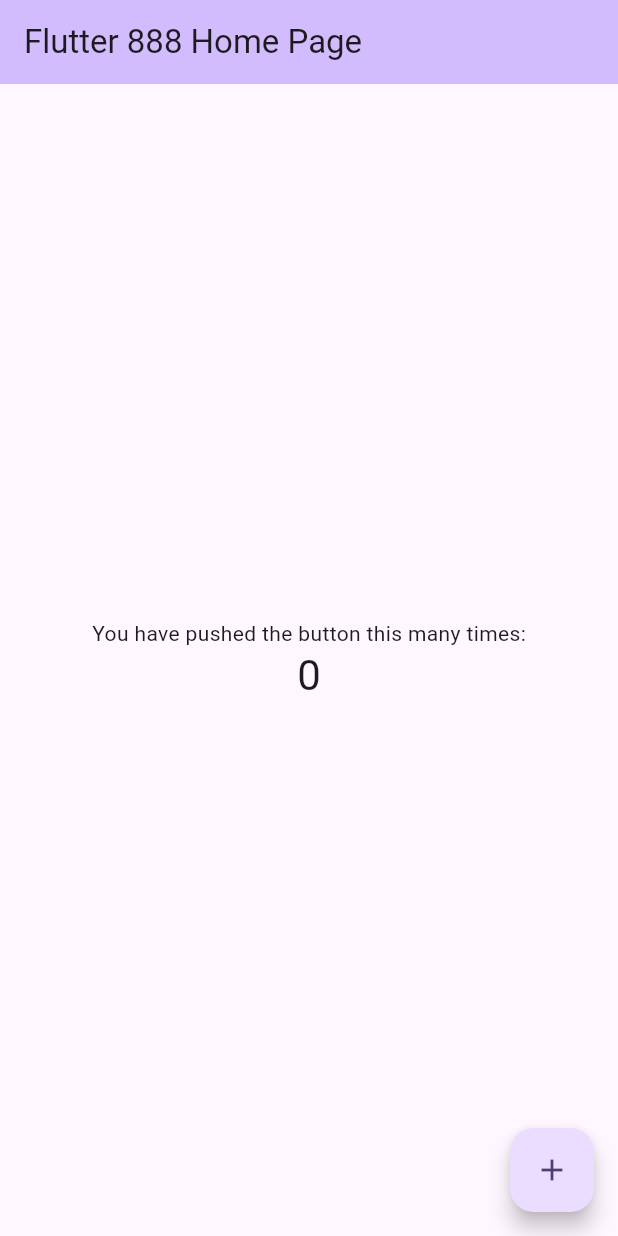
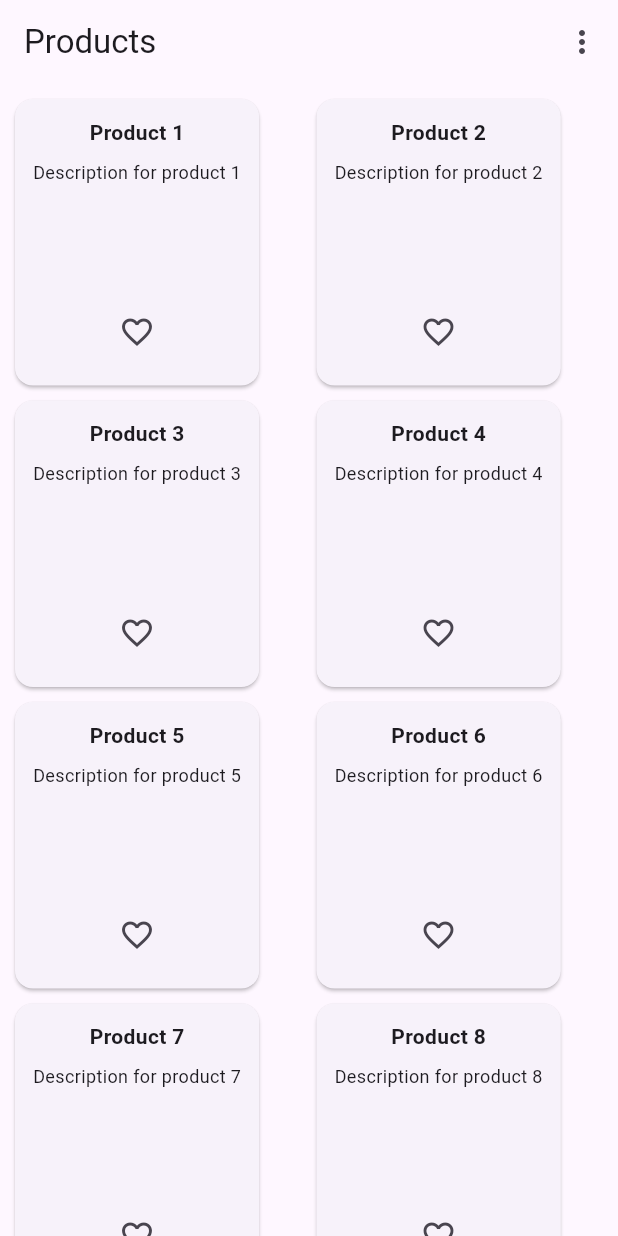
Before and after one commit to Stanislav-Petkov/flutter_architectures_and_state_management_projects, a Flutter app: the screen it shows after launch, on a phone screen of 412 x 824 dp. Run offline on Flutter 3.47's test engine with Material 3 defaults, Android fonts, the light colour scheme and no system bars; our stand-ins replace auto_route, bloc, dart_mappable, dio, equatable, flutter_bloc and 4 more; generated files the repository leaves out were written again.

Commit message:
feat: implement product grid with cubit state management and infinite scroll

```diff
--- /dev/null
+++ b/products/lib/bloc/product_cubit.dart
@@ -0,0 +1,47 @@
+import 'package:bloc/bloc.dart';
+import 'package:equatable/equatable.dart';
+import '../models/product.dart';
+part 'product_state.dart';
+
+class ProductCubit extends Cubit<ProductState> {
+  ProductCubit() : super(const ProductState());
+
+  void loadMore() {
+    if (state.isLoading) return;
+    emit(state.copyWith(isLoading: true));
+    // Simulate fetching more products
+    Future.delayed(const Duration(milliseconds: 500), () {
+      final nextId = state.products.length;
+      final moreProducts = List.generate(20, (i) => Product(
+        id: nextId + i,
+        title: 'Product ${nextId + i + 1}',
+        description: 'Description for product ${nextId + i + 1}',
+      ));
+      emit(state.copyWith(
+        products: List.of(state.products)..addAll(moreProducts),
+        isLoading: false,
+      ));
+    });
+  }
+
+  void addProduct(String title, String description) {
+    final newProduct = Product(
+      id: state.products.length,
+      title: title,
+      description: description,
+    );
+    emit(state.copyWith(products: List.of(state.products)..insert(0, newProduct)));
+  }
+
+  void removeProduct(int id) {
+    emit(state.copyWith(products: state.products.where((p) => p.id != id).toList()));
+  }
+
+  void toggleFavorite(int id) {
+    emit(state.copyWith(
+      products: state.products.map((p) =>
+        p.id == id ? p.copyWith(isFavorite: !p.isFavorite) : p
+      ).toList(),
+    ));
+  }
+}
--- /dev/null
+++ b/products/lib/bloc/product_state.dart
@@ -0,0 +1,24 @@
+part of 'product_cubit.dart';
+
+class ProductState extends Equatable {
+  final List<Product> products;
+  final bool isLoading;
+
+  const ProductState({
+    this.products = const [],
+    this.isLoading = false,
+  });
+
+  ProductState copyWith({
+    List<Product>? products,
+    bool? isLoading,
+  }) {
+    return ProductState(
+      products: products ?? this.products,
+      isLoading: isLoading ?? this.isLoading,
+    );
+  }
+
+  @override
+  List<Object?> get props => [products, isLoading];
+}
--- /dev/null
+++ b/products/lib/feature/products/domain/models/product.dart
@@ -0,0 +1,32 @@
+import 'package:equatable/equatable.dart';
+
+class Product extends Equatable {
+  final int id;
+  final String title;
+  final String description;
+  final bool isFavorite;
+
+  const Product({
+    required this.id,
+    required this.title,
+    required this.description,
+    this.isFavorite = false,
+  });
+
+  Product copyWith({
+    int? id,
+    String? title,
+    String? description,
+    bool? isFavorite,
+  }) {
+    return Product(
+      id: id ?? this.id,
+      title: title ?? this.title,
+      description: description ?? this.description,
+      isFavorite: isFavorite ?? this.isFavorite,
+    );
+  }
+
+  @override
+  List<Object?> get props => [id, title, description, isFavorite];
+}
--- /dev/null
+++ b/products/lib/feature/products/presentation/components/favorite_icon.dart
@@ -0,0 +1,18 @@
+import 'package:flutter/material.dart';
+
+class FavoriteIcon extends StatelessWidget {
+  final bool isFavorite;
+  final VoidCallback onTap;
+  const FavoriteIcon({Key? key, required this.isFavorite, required this.onTap}) : super(key: key);
+
+  @override
+  Widget build(BuildContext context) {
+    return IconButton(
+      icon: Icon(
+        isFavorite ? Icons.favorite : Icons.favorite_border,
+        color: isFavorite ? Colors.red : null,
+      ),
+      onPressed: onTap,
+    );
+  }
+}
--- /dev/null
+++ b/products/lib/feature/products/presentation/components/product_tile.dart
@@ -0,0 +1,58 @@
+import 'package:flutter/material.dart';
+import 'package:flutter_bloc/flutter_bloc.dart';
+import '../../domain/models/product.dart';
+import '../cubit/product_list_cubit.dart';
+import '../pages/product_details_page.dart';
+import 'favorite_icon.dart';
+
+class ProductTile extends StatelessWidget {
+  final Product product;
+  const ProductTile({super.key, required this.product});
+
+  @override
+  Widget build(BuildContext context) {
+    return GestureDetector(
+      onTap: () {
+        Navigator.of(context).push(
+          MaterialPageRoute(
+            builder: (_) => ProductDetailsPage(product: product),
+          ),
+        );
+      },
+      onLongPress: () {
+        context.read<ProductListCubit>().removeProduct(product.id);
+      },
+      child: Card(
+        margin: EdgeInsets.zero, // Remove margin, use grid spacing only
+        child: Padding(
+          padding: const EdgeInsets.all(12), // Inner spacing for content
+          child: Column(
+            mainAxisAlignment: MainAxisAlignment.center,
+            children: [
+              Text(
+                product.title,
+                style: const TextStyle(fontWeight: FontWeight.bold),
+              ),
+              const SizedBox(height: 8),
+              Text(
+                product.description.length > 40
+                    ? '${product.description.substring(0, 40)}...'
+                    : product.description,
+                style: const TextStyle(fontSize: 12),
+                maxLines: 2,
+                overflow: TextOverflow.ellipsis,
+              ),
+              const Spacer(),
+              FavoriteIcon(
+                isFavorite: product.isFavorite,
+                onTap: () {
+                  context.read<ProductListCubit>().toggleFavorite(product.id);
+                },
+              ),
+            ],
+          ),
+        ),
+      ),
+    );
+  }
+}
--- /dev/null
+++ b/products/lib/feature/products/presentation/cubit/product_list_cubit.dart
@@ -0,0 +1,47 @@
+import 'package:bloc/bloc.dart';
+import 'package:equatable/equatable.dart';
+import '../../domain/models/product.dart';
+part 'product_list_state.dart';
+
+class ProductListCubit extends Cubit<ProductListState> {
+  ProductListCubit() : super(const ProductListState());
+
+  void loadMore() {
+    if (state.isLoading) return;
+    emit(state.copyWith(isLoading: true));
+    // Simulate fetching more products
+    Future.delayed(const Duration(milliseconds: 500), () {
+      final nextId = state.products.length;
+      final moreProducts = List.generate(20, (i) => Product(
+        id: nextId + i,
+        title: 'Product ${nextId + i + 1}',
+        description: 'Description for product ${nextId + i + 1}',
+      ));
+      emit(state.copyWith(
+        products: List.of(state.products)..addAll(moreProducts),
+        isLoading: false,
+      ));
+    });
+  }
+
+  void addProduct(String title, String description) {
+    final newProduct = Product(
+      id: state.products.length,
+      title: title,
+      description: description,
+    );
+    emit(state.copyWith(products: List.of(state.products)..insert(0, newProduct)));
+  }
+
+  void removeProduct(int id) {
+    emit(state.copyWith(products: state.products.where((p) => p.id != id).toList()));
+  }
+
+  void toggleFavorite(int id) {
+    emit(state.copyWith(
+      products: state.products.map((p) =>
+        p.id == id ? p.copyWith(isFavorite: !p.isFavorite) : p
+      ).toList(),
+    ));
+  }
+}
--- /dev/null
+++ b/products/lib/feature/products/presentation/cubit/product_list_state.dart
@@ -0,0 +1,24 @@
+part of 'product_list_cubit.dart';
+
+class ProductListState extends Equatable {
+  final List<Product> products;
+  final bool isLoading;
+
+  const ProductListState({
+    this.products = const [],
+    this.isLoading = false,
+  });
+
+  ProductListState copyWith({
+    List<Product>? products,
+    bool? isLoading,
+  }) {
+    return ProductListState(
+      products: products ?? this.products,
+      isLoading: isLoading ?? this.isLoading,
+    );
+  }
+
+  @override
+  List<Object?> get props => [products, isLoading];
+}
--- /dev/null
+++ b/products/lib/feature/products/presentation/pages/product_grid_page.dart
@@ -0,0 +1,173 @@
+import 'package:flutter/material.dart';
+import 'package:flutter_bloc/flutter_bloc.dart';
+import '../../domain/models/product.dart';
+import '../cubit/product_list_cubit.dart';
+import '../components/product_tile.dart';
+
+class ProductGridPage extends StatefulWidget {
+  const ProductGridPage({Key? key}) : super(key: key);
+
+  @override
+  State<ProductGridPage> createState() => _ProductGridPageState();
+}
+
+class _ProductGridPageState extends State<ProductGridPage> {
+  final ScrollController _scrollController = ScrollController();
+
+  @override
+  void initState() {
+    super.initState();
+    _scrollController.addListener(_onScroll);
+    context.read<ProductListCubit>().loadMore();
+  }
+
+  void _onScroll() {
+    if (_scrollController.position.pixels >=
+        _scrollController.position.maxScrollExtent - 200) {
+      context.read<ProductListCubit>().loadMore();
+    }
+  }
+
+  @override
+  void dispose() {
+    _scrollController.dispose();
+    super.dispose();
+  }
+
+  @override
+  Widget build(BuildContext context) {
+    return Scaffold(
+      appBar: AppBar(
+        title: const Text('Products'),
+        actions: [
+          PopupMenuButton<String>(
+            onSelected: (value) {
+              if (value == 'add') {
+                showDialog(
+                  context: context,
+                  builder: (_) => AddProductDialog(),
+                );
+              }
+            },
+            itemBuilder: (context) => [
+              const PopupMenuItem(
+                value: 'add',
+                child: Text('Add Product'),
+              ),
+            ],
+          ),
+        ],
+      ),
+      body: BlocBuilder<ProductListCubit, ProductListState>(
+        builder: (context, state) {
+            if (state.products.isEmpty && state.isLoading) {
+              return const Center(child: CircularProgressIndicator());
+            }
+            return GridView.builder(
+              padding: const EdgeInsets.symmetric(horizontal: 10, vertical: 10),
+              controller: _scrollController,
+              gridDelegate: const SliverGridDelegateWithFixedCrossAxisCount(
+                crossAxisCount: 2,
+                childAspectRatio: 1,
+                mainAxisSpacing: 10,
+                crossAxisSpacing: 10,
+              ),
+              itemCount: state.products.length,
+              itemBuilder: (context, index) {
+                final product = state.products[index];
+                return Dismissible(
+                  key: ValueKey(product.id),
+                  direction: DismissDirection.endToStart,
+                  background: Container(
+                    color: Colors.red,
+                    alignment: Alignment.centerRight,
+                    padding: const EdgeInsets.symmetric(horizontal: 20),
+                    child: const Icon(Icons.delete, color: Colors.white),
+                  ),
+                  onDismissed: (_) {
+                    context.read<ProductListCubit>().removeProduct(product.id);
+                    ScaffoldMessenger.of(context).showSnackBar(
+                      SnackBar(content: Text('Removed "${product.title}"')),
+                    );
+                  },
+                  child: ProductTile(product: product),
+                );
+              },
+            );
+          },
+        ),
+      );
+    }
+}
+
+class AddProductDialog extends StatefulWidget {
+  const AddProductDialog({super.key});
+
+  @override
+  State<AddProductDialog> createState() => _AddProductDialogState();
+}
+
+class _AddProductDialogState extends State<AddProductDialog> {
+  final TextEditingController _titleController = TextEditingController();
+  final TextEditingController _descController = TextEditingController();
+  final _formKey = GlobalKey<FormState>();
+
+  @override
+  void dispose() {
+    _titleController.dispose();
+    _descController.dispose();
+    super.dispose();
+  }
+
+  @override
+  Widget build(BuildContext context) {
+    return AlertDialog(
+      title: const Text('Add Product'),
+      content: Form(
+        key: _formKey,
+        child: Column(
+          mainAxisSize: MainAxisSize.min,
+          children: [
+            TextFormField(
+              controller: _titleController,
+              decoration: const InputDecoration(labelText: 'Title'),
+              autofocus: true,
+              validator: (value) => (value == null || value.trim().isEmpty)
+                  ? 'Enter a title'
+                  : null,
+            ),
+            TextFormField(
+              controller: _descController,
+              decoration: const InputDecoration(labelText: 'Description'),
+              validator: (value) => (value == null || value.trim().isEmpty)
+                  ? 'Enter a description'
+                  : null,
+            ),
+          ],
+        ),
+      ),
+      actions: [
+        TextButton(
+          onPressed: () {
+            Navigator.of(context).pop();
+          },
+          child: const Text('Cancel'),
+        ),
+        ElevatedButton(
+          onPressed: () {
+            if (_formKey.currentState!.validate()) {
+              final title = _titleController.text.trim();
+              final desc = _descController.text.trim();
+              context.read<ProductListCubit>().addProduct(title, desc);
+              _titleController.clear();
+              _descController.clear();
+              FocusScope.of(context).unfocus();
+              Navigator.of(context).pop();
+            }
+          },
+          child: const Text('Add'),
+        ),
+      ],
+    );
+  }
+}
--- a/products/lib/main.dart
+++ b/products/lib/main.dart
@@ -1,4 +1,7 @@
 import 'package:flutter/material.dart';
+import 'package:flutter_bloc/flutter_bloc.dart';
+import 'feature/products/presentation/cubit/product_list_cubit.dart';
+import 'feature/products/presentation/pages/product_grid_page.dart';
 
 void main() {
   runApp(const MyApp());
@@ -7,116 +10,13 @@
 class MyApp extends StatelessWidget {
   const MyApp({super.key});
 
-  // This widget is the root of your application.
   @override
   Widget build(BuildContext context) {
-    return MaterialApp(
-      title: 'Flutter Demokllk',
-      theme: ThemeData(
-        // This is the theme of your application.
-        //
-        // TRY THIS: Try running your application with "flutter run". You'll see
-        // the application has a purple toolbar. Then, without quitting the app,
-        // try changing the seedColor in the colorScheme below to Colors.green
-        // and then invoke "hot reload" (save your changes or press the "hot
-        // reload" button in a Flutter-supported IDE, or press "r" if you used
-        // the command line to start the app).
-        //
-        // Notice that the counter didn't reset back to zero; the application
-        // state is not lost during the reload. To reset the state, use hot
-        // restart instead.
-        //
-        // This works for code too, not just values: Most code changes can be
-        // tested with just a hot reload.
-        colorScheme: ColorScheme.fromSeed(seedColor: Colors.deepPurple),
+    return BlocProvider(
+      create: (_) => ProductListCubit(),
+      child: const MaterialApp(
+        home: ProductGridPage(),
       ),
-      home: const MyHomePage(title: 'Flutter 888 Home Page'),
     );
   }
 }
-
-class MyHomePage extends StatefulWidget {
-  const MyHomePage({super.key, required this.title});
-
-  // This widget is the home page of your application. It is stateful, meaning
-  // that it has a State object (defined below) that contains fields that affect
-  // how it looks.
-
-  // This class is the configuration for the state. It holds the values (in this
-  // case the title) provided by the parent (in this case the App widget) and
-  // used by the build method of the State. Fields in a Widget subclass are
-  // always marked "final".
-
-  final String title;
-
-  @override
-  State<MyHomePage> createState() => _MyHomePageState();
-}
-
-class _MyHomePageState extends State<MyHomePage> {
-  int _counter = 0;
-
-  void _incrementCounter() {
-    setState(() {
-      // This call to setState tells the Flutter framework that something has
-      // changed in this State, which causes it to rerun the build method below
-      // so that the display can reflect the updated values. If we changed
-      // _counter without calling setState(), then the build method would not be
-      // called again, and so nothing would appear to happen.
-      _counter++;
-    });
-  }
-
-  @override
-  Widget build(BuildContext context) {
-    // This method is rerun every time setState is called, for instance as done
-    // by the _incrementCounter method above.
-    //
-    // The Flutter framework has been optimized to make rerunning build methods
-    // fast, so that you can just rebuild anything that needs updating rather
-    // than having to individually change instances of widgets.
-    return Scaffold(
-      appBar: AppBar(
-        // TRY THIS: Try changing the color here to a specific color (to
-        // Colors.amber, perhaps?) and trigger a hot reload to see the AppBar
-        // change color while the other colors stay the same.
-        backgroundColor: Theme.of(context).colorScheme.inversePrimary,
-        // Here we take the value from the MyHomePage object that was created by
-        // the App.build method, and use it to set our appbar title.
-        title: Text(widget.title),
-      ),
-      body: Center(
-        // Center is a layout widget. It takes a single child and positions it
-        // in the middle of the parent.
-        child: Column(
-          // Column is also a layout widget. It takes a list of children and
-          // arranges them vertically. By default, it sizes itself to fit its
-          // children horizontally, and tries to be as tall as its parent.
-          //
-          // Column has various properties to control how it sizes itself and
-          // how it positions its children. Here we use mainAxisAlignment to
-          // center the children vertically; the main axis here is the vertical
-          // axis because Columns are vertical (the cross axis would be
-          // horizontal).
-          //
-          // TRY THIS: Invoke "debug painting" (choose the "Toggle Debug Paint"
-          // action in the IDE, or press "p" in the console), to see the
-          // wireframe for each widget.
-          mainAxisAlignment: MainAxisAlignment.center,
-          children: <Widget>[
-            const Text('You have pushed the button this many times:'),
-            Text(
-              '$_counter',
-              style: Theme.of(context).textTheme.headlineMedium,
-            ),
-          ],
-        ),
-      ),
-      floatingActionButton: FloatingActionButton(
-        onPressed: _incrementCounter,
-        tooltip: 'Increment',
-        child: const Icon(Icons.add),
-      ), // This trailing comma makes auto-formatting nicer for build methods.
-    );
-  }
-}
--- /dev/null
+++ b/products/lib/models/product.dart
@@ -0,0 +1,32 @@
+import 'package:equatable/equatable.dart';
+
+class Product extends Equatable {
+  final int id;
+  final String title;
+  final String description;
+  final bool isFavorite;
+
+  const Product({
+    required this.id,
+    required this.title,
+    required this.description,
+    this.isFavorite = false,
+  });
+
+  Product copyWith({
+    int? id,
+    String? title,
+    String? description,
+    bool? isFavorite,
+  }) {
+    return Product(
+      id: id ?? this.id,
+      title: title ?? this.title,
+      description: description ?? this.description,
+      isFavorite: isFavorite ?? this.isFavorite,
+    );
+  }
+
+  @override
+  List<Object?> get props => [id, title, description, isFavorite];
+}
--- a/products/pubspec.yaml
+++ b/products/pubspec.yaml
@@ -14,6 +14,8 @@
   flutter:
     sdk: flutter
   cupertino_icons: ^1.0.8
+  flutter_bloc: ^8.1.3
+  equatable: ^2.0.5
 
 dev_dependencies:
   flutter_test:
```
Also changed, not shown: products/lib/feature/products/presentation/pages/product_details_page.dart (added, +46 -0 lines), products/pubspec.lock, 2 other files.
